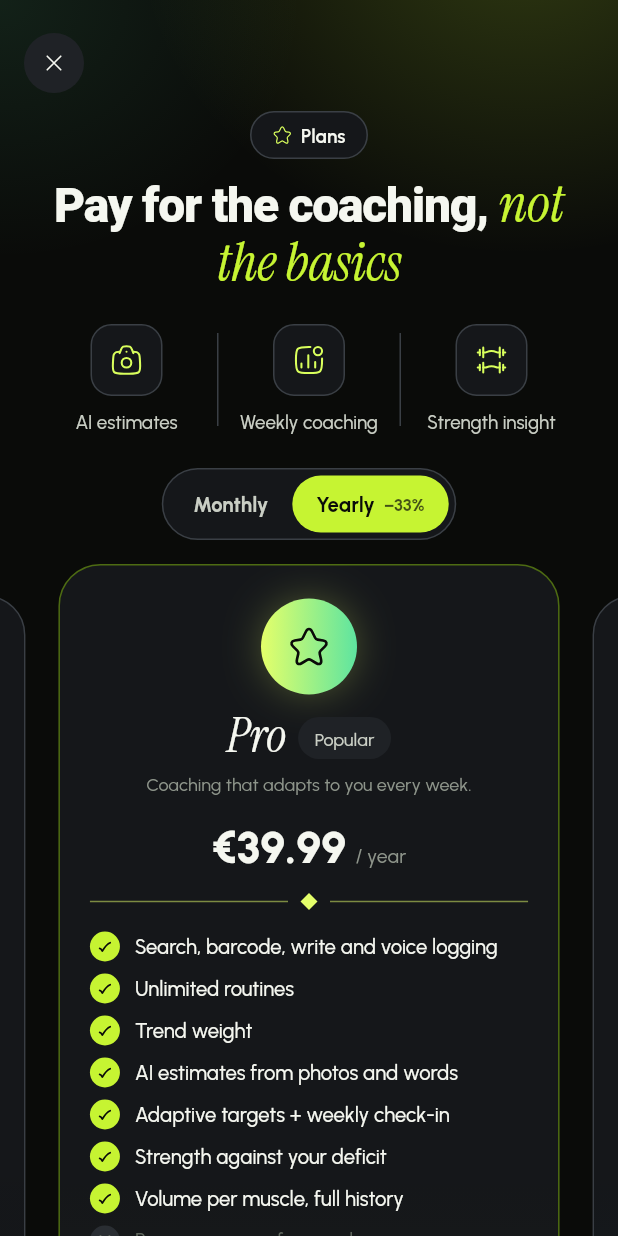
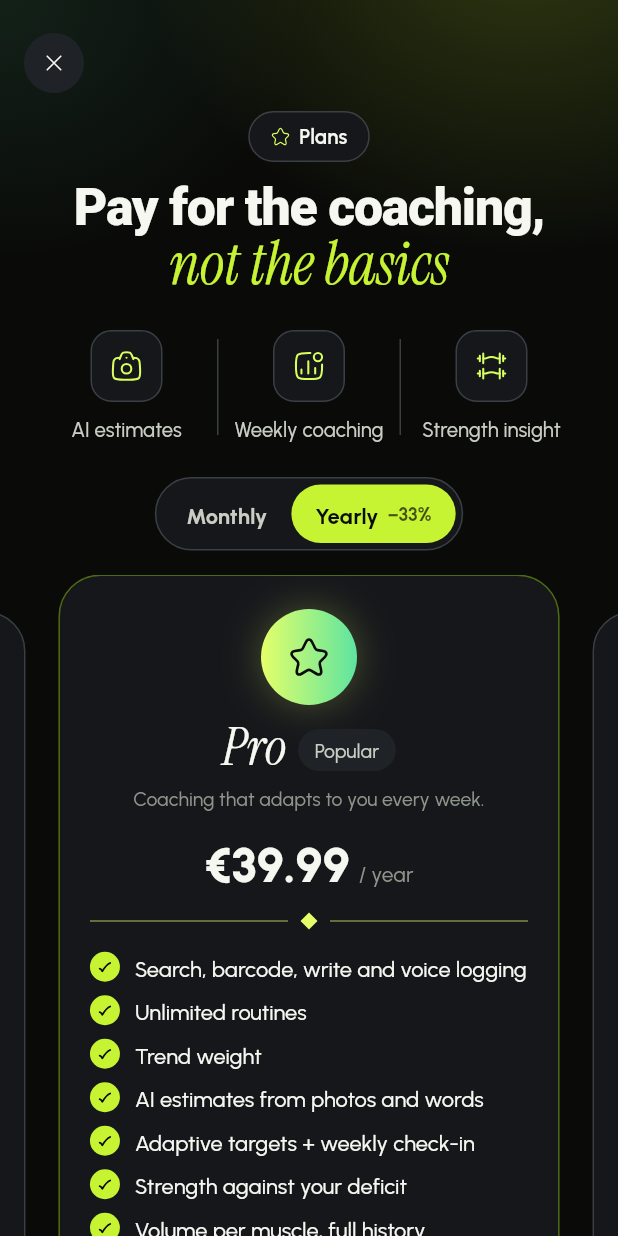
Before and after one commit to ghassanhani/Gymco, a Flutter app: the ProScreen screen opened by its route, on a phone screen of 412 x 824 dp. Run offline on Flutter 3.47's test engine with Material 3 defaults, Android fonts, the phone set to English and light mode, and no system bars; our stand-ins replace cached_network_image, firebase_core, firebase_crashlytics, flutter_local_notifications, flutter_riverpod, flutter_svg and 10 more; missing offline and left inert: health, mobile_scanner, openfoodfacts; accounts and stored records are empty; network calls fail.

Commit message:
All app text 8% larger
One text scaler at the app root multiplies every size by 1.08 on top of
the phone's own text-size setting, so nothing needed resizing screen by
screen. The places that got tight now give way instead of overflowing: the
workout card's tags shorten, the trend weight shrinks to fit, the plan
names and prices on the Pro screen wrap, and the plan cards grow with the
text.

Co-Authored-By: Claude Opus 5.5 <noreply@anthropic.com>
Claude-Session: https://claude.ai/code/session_01Qy3ujpfEKnqHMc5S23HbRe

```diff
--- a/lib/app.dart
+++ b/lib/app.dart
@@ -223,13 +223,39 @@ class _GymcoAppState extends ConsumerState<GymcoApp> {
         GlobalCupertinoLocalizations.delegate,
       ],
       routerConfig: ref.watch(routerProvider),
-      builder: (ctx, child) => PacksScope(
-        child: Theme(
-          data: Volt.theme(Localizations.localeOf(ctx)),
-          child: AppGateView(child: child!),
+      builder: (ctx, child) => MediaQuery(
+        // All text a touch larger than the design's sizes, on top of the
+        // phone's own text-size setting.
+        data: MediaQuery.of(ctx).copyWith(textScaler: BoostedTextScaler(MediaQuery.textScalerOf(ctx))),
+        child: PacksScope(
+          child: Theme(
+            data: Volt.theme(Localizations.localeOf(ctx)),
+            child: AppGateView(child: child!),
+          ),
         ),
       ),
       theme: Volt.theme(locale ?? const Locale('en')),
     );
   }
 }
+
+/// The phone's text scale times [boost]. Wraps rather than replaces the
+/// phone's scaler, so non-linear system scaling (Android 14) still applies.
+class BoostedTextScaler extends TextScaler {
+  const BoostedTextScaler(this.base, {this.boost = 1.08});
+  final TextScaler base;
+  final double boost;
+
+  @override
+  double scale(double fontSize) => base.scale(fontSize * boost);
+
+  @override
+  // ignore: deprecated_member_use
+  double get textScaleFactor => base.textScaleFactor * boost;
+
+  @override
+  bool operator ==(Object other) => other is BoostedTextScaler && other.base == base && other.boost == boost;
+
+  @override
+  int get hashCode => Object.hash(base, boost);
+}
--- a/lib/ui/me/pro_screen.dart
+++ b/lib/ui/me/pro_screen.dart
@@ -351,7 +351,8 @@ class _ProScreenState extends ConsumerState<ProScreen> {
                   ),
                   const SizedBox(height: 16),
                   SizedBox(
-                    height: 700,
+                    // Grows with the text so the longest plan card still fits.
+                    height: 760 * MediaQuery.textScalerOf(context).scale(100) / 100,
                     child: PageView.builder(
                       controller: _pages,
                       itemCount: plans.length,
@@ -548,9 +549,17 @@ class _PlanCard extends StatelessWidget {
                 Row(
                   mainAxisSize: MainAxisSize.min,
                   children: [
-                    Text(
-                      plan.name,
-                      style: const TextStyle(fontFamily: 'InstrumentSerif', fontSize: 32, height: 1.05, color: Volt.t1),
+                    Flexible(
+                      child: Text(
+                        plan.name,
+                        overflow: TextOverflow.ellipsis,
+                        style: const TextStyle(
+                          fontFamily: 'InstrumentSerif',
+                          fontSize: 32,
+                          height: 1.05,
+                          color: Volt.t1,
+                        ),
+                      ),
                     ),
                     if (popular) ...[const SizedBox(width: 8), VTag(l.mostPopular)],
                   ],
@@ -566,7 +575,9 @@ class _PlanCard extends StatelessWidget {
                     Text(price.$1, style: numStyle(30, weight: FontWeight.w800)),
                     if (price.$2.isNotEmpty) ...[
                       const SizedBox(width: 6),
-                      Text(price.$2, style: const TextStyle(fontSize: 13, color: Volt.t3)),
+                      Flexible(
+                        child: Text(price.$2, style: const TextStyle(fontSize: 13, color: Volt.t3)),
+                      ),
                     ],
                   ],
                 ),
--- a/lib/ui/progress/progress_screen.dart
+++ b/lib/ui/progress/progress_screen.dart
@@ -240,7 +240,10 @@ class _TrendCard extends ConsumerWidget {
                   gap: 3,
                   children: [
                     Muted(l.trendWeight),
-                    Row(
+                    FittedBox(
+                      fit: BoxFit.scaleDown,
+                      alignment: AlignmentDirectional.centerStart,
+                      child: Row(
                         crossAxisAlignment: CrossAxisAlignment.baseline,
                         textBaseline: TextBaseline.alphabetic,
                         children: [
@@ -248,6 +251,7 @@ class _TrendCard extends ConsumerWidget {
                           const SizedBox(width: 8),
                           Text(l.kgLbl, style: const TextStyle(fontSize: 14, color: Volt.t2)),
                         ],
+                      ),
                     ),
                   ],
                 ),
```
Also changed, not shown: lib/ui/today/today_screen.dart (+7 -3 lines), 3 other files. Lines whose indentation alone changed are shown as unchanged.
